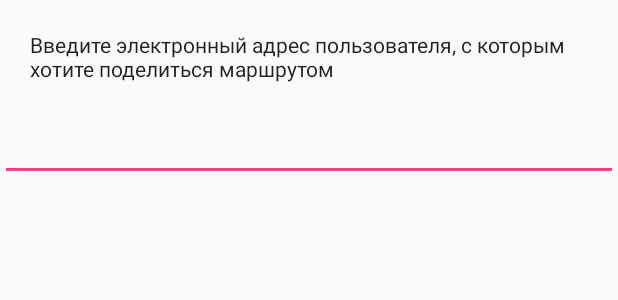
After one commit to ELezov/Android-Aurora, an Android app: the layout dialog_share.xml on its own in the app's theme, with its tools: preview values and no code run, on a phone screen of 412 x 824 dp. The commit adds this screen. Shown: the top 300 px of the screen. Run offline under Robolectric (Android 15) with nearby library versions, the phone set to English and light mode, and no system bars.

Commit message:
передача путей между пользователями

```diff
--- a/app/src/main/AndroidManifest.xml
+++ b/app/src/main/AndroidManifest.xml
@@ -63,6 +63,7 @@
             android:name=".MakeTravelNextActivity"
             android:screenOrientation="portrait"
             android:theme="@style/AppTheme.NoActionBar" />
+
         <activity
             android:name=".SettingsActivity"
             android:label="@string/title_activity_settings"
--- a/app/src/main/java/com/aurora/elezov/myapplication/MakeTravelActivity.java
+++ b/app/src/main/java/com/aurora/elezov/myapplication/MakeTravelActivity.java
@@ -216,4 +216,6 @@ public class MakeTravelActivity extends AppCompatActivity {
         return super.onOptionsItemSelected(item);
     }
 
+
+
 }
--- a/app/src/main/java/com/aurora/elezov/myapplication/MapsActivity.java
+++ b/app/src/main/java/com/aurora/elezov/myapplication/MapsActivity.java
@@ -64,8 +64,7 @@ public class MapsActivity extends AppCompatActivity
             }
         });
         */
-
-      //  shareWithDialog(getSupportFragmentManager());
+        //shareWithDialog(getSupportFragmentManager());
 
 
 
--- /dev/null
+++ b/app/src/main/res/layout/dialog_share.xml
@@ -0,0 +1,24 @@
+<?xml version="1.0" encoding="utf-8"?>
+<LinearLayout
+    xmlns:android="http://schemas.android.com/apk/res/android"
+    android:layout_width="wrap_content"
+    android:layout_height="match_parent"
+    android:orientation="vertical">
+
+    <TextView
+        android:id="@+id/textView1"
+        android:layout_width="wrap_content"
+        android:layout_height="wrap_content"
+        android:layout_gravity="center"
+        android:layout_margin="20dp"
+        android:text="Введите электронный адрес пользователя, с которым хотите поделиться маршрутом"
+        android:textAppearance="@style/TextAppearance.AppCompat"></TextView>
+
+    <EditText
+        android:id="@+id/editText2"
+        android:layout_width="match_parent"
+        android:layout_height="wrap_content"
+        android:ems="10"
+        android:inputType="textEmailAddress" />
+
+</LinearLayout>
```
Also changed, not shown: app/src/main/java/com/aurora/elezov/myapplication/DB/DatabaseHelper.java (+20 -0 lines), app/src/main/java/com/aurora/elezov/myapplication/DB/ShareDialogFragment.java (added, +68 -0 lines), app/src/main/java/com/aurora/elezov/myapplication/MainActivity.java (+4 -4 lines), app/src/main/java/com/aurora/elezov/myapplication/MakeTravelNextActivity.java (+30 -1 lines), app/src/main/res/layout/activity_make_travel_next.xml (+18 -6 lines).
